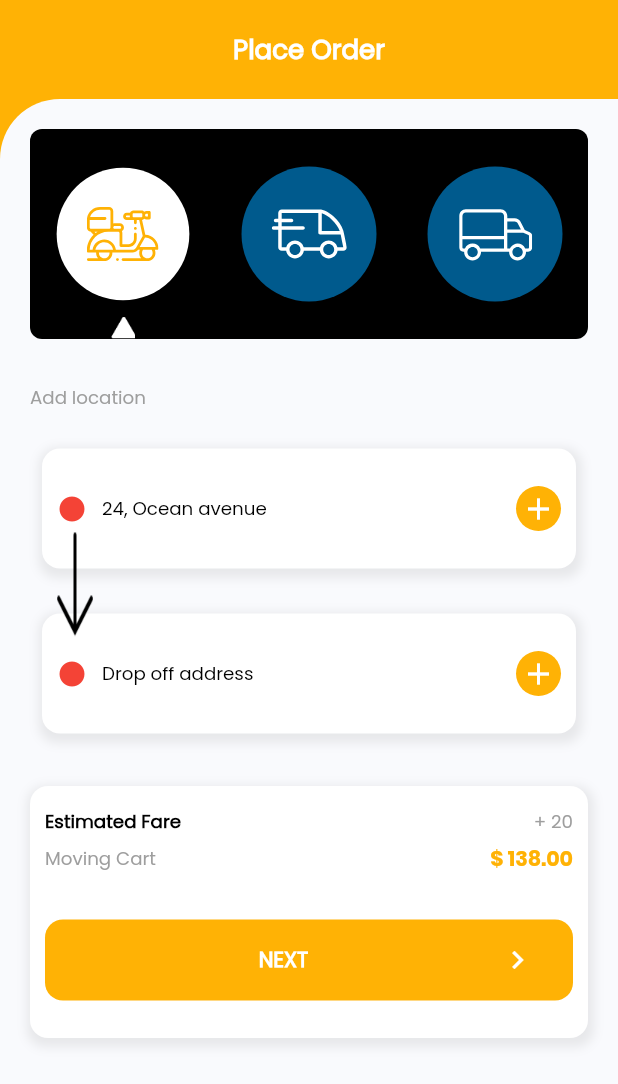
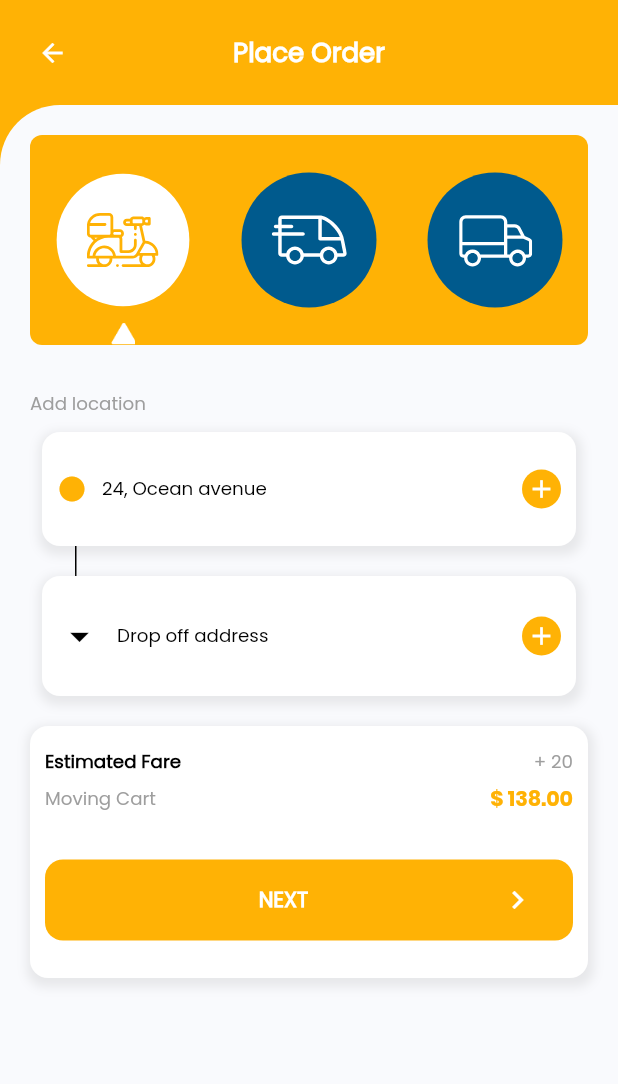
Before and after one commit to Sagar-KC-3082/couries_one, a Flutter app: the HomeScreen screen opened directly, after a tap on "Get Food Delivered", on a phone screen of 412 x 824 dp. Shown: the top 1084 px of the screen. Run offline on Flutter 3.47's test engine with Material 2 defaults, Android fonts, the phone set to English and light mode, and no system bars; our stand-ins replace flutter_svg, get, persistent_bottom_nav_bar.

Commit message:
few ui changes acc to client feedback!!!

```diff
--- a/lib/views/authentication/login.dart
+++ b/lib/views/authentication/login.dart
@@ -39,14 +39,13 @@ class _LoginScreenState extends State<LoginScreen> {
           child: Column(
             mainAxisSize: MainAxisSize.max,
             children: [
-              CustomAppBar(title: "CouriesOne",),
+              CustomAppBar(title: "CouriesOne",hideBackButton: true,),
               Expanded(
                 child: Container(
                   decoration: BoxDecoration(
                     color:AppColors.backgroundColor,
                     borderRadius: ContainerDecor.BorderRadius1
                   ),
-                  child: Padding(
                   padding:  AppConstants.screenPadding,
                   child: ListView(
                     shrinkWrap: true,
@@ -126,7 +125,6 @@ class _LoginScreenState extends State<LoginScreen> {
                     ],
                   ),
                 ),
-                ),
               )
             ],
           ),
--- a/lib/views/home/home_screen.dart
+++ b/lib/views/home/home_screen.dart
@@ -18,7 +18,7 @@ class HomeScreen extends StatelessWidget {
       body: SafeArea(
         child: Column(
           children: [
-            CustomAppBar(title: "CouriesOne",),
+            CustomAppBar(imageUrl: true,hideBackButton: true,),
             Expanded(
               child: Container(
                 decoration: BoxDecoration(
--- a/lib/views/home/restaurant/payment_success_view.dart
+++ b/lib/views/home/restaurant/payment_success_view.dart
@@ -2,6 +2,7 @@ import 'package:couries_one/configs/constants/app_constants.dart';
 import 'package:couries_one/configs/styles/app_colors.dart';
 import 'package:couries_one/configs/styles/app_decor.dart';
 import 'package:couries_one/configs/styles/custom_text_style.dart';
+import 'package:couries_one/views/home/parcel/order_details.dart';
 import 'package:couries_one/views/home/restaurant/place_order_view.dart';
 import 'package:couries_one/widgets/custom_app_bar.dart';
 import 'package:couries_one/widgets/custom_text_widget.dart';
@@ -42,7 +43,7 @@ class PaymentSuccessScreen extends StatelessWidget {
                         title: "Order Details",
                         borderRadius: BorderRadius.circular(15),
                         onTap: (){
-                          Navigator.push(context, MaterialPageRoute(builder:(context){return PlaceOrderScreenForRestaurant();}));
+                          Navigator.push(context, MaterialPageRoute(builder:(context){return OrderDetailsScreen();}));
                         },
                       ),
                     )
--- a/lib/views/home/restaurant/place_order_view.dart
+++ b/lib/views/home/restaurant/place_order_view.dart
@@ -116,7 +116,7 @@ class _LabelContainerState extends State<LabelContainer> {
   Widget build(BuildContext context) {
     return Container(
       decoration: BoxDecoration(
-        color:Colors.black,
+        color:AppColors.PrimaryColor,
         borderRadius: BorderRadius.circular(8),
       ),
       child: Row(
@@ -207,20 +207,22 @@ class _LabelContainerState extends State<LabelContainer> {
 class LocationStack extends StatelessWidget {
   @override
   Widget build(BuildContext context) {
-    return Stack(
-      children: [
-        Column(
+    return Column(
           children: [
-            CustomAddlocationWidget(location: '24, Ocean avenue',),
-            CustomAddlocationWidget(location: 'Drop off address',),
+            CustomInkWell(
+                onTap: (){Navigator.of(context).push(MaterialPageRoute(builder: (context) => SearchRestaurantScreen()));},
+                child: CustomAddlocationWidget(location: '24, Ocean avenue',)
+            ),
+            Align(
+                alignment: Alignment.centerLeft,
+                child: Container(height: 20,width: 1,color: Colors.black,margin: EdgeInsets.only(left:30),)
+            ),
+            CustomInkWell(
+                onTap: (){Navigator.of(context).push(MaterialPageRoute(builder: (context) => SearchRestaurantScreen()));},
+                child: CustomAddlocationWidget(location: 'Drop off address',icon: Icon(Icons.arrow_drop_down,color: Colors.black,size: 30,),)
+            ),
           ],
-        ),
-        Positioned(
-            left: 5,
-            top: 55,
-            child: Image.asset("assets/images/arrow3.png",height: 100,width: 50,fit: BoxFit.fill,))
-      ],
-    );
+        );
   }
 }
 
@@ -229,12 +231,13 @@ class LocationStack extends StatelessWidget {
 class CustomAddlocationWidget extends StatelessWidget {
 
   final String location;
-  CustomAddlocationWidget({this.location});
+  final Icon icon;
+  CustomAddlocationWidget({this.location,this.icon});
 
   @override
   Widget build(BuildContext context) {
     return   Container(
-      margin: EdgeInsets.symmetric(horizontal: 8,vertical:15),
+      margin: EdgeInsets.symmetric(horizontal: 8,vertical:0),
       decoration: BoxDecoration(
           color: Colors.white,
           borderRadius: BorderRadius.circular(12),
@@ -245,18 +248,13 @@ class CustomAddlocationWidget extends StatelessWidget {
       padding: EdgeInsets.symmetric(horizontal: 10,vertical: 25),
       child: Row(
         children: [
-          Icon(Icons.circle,color: Colors.red,size: 20,),
+          icon ?? Icon(Icons.circle,color: AppColors.PrimaryColor,size: 20,),
           SizedBox(width: 10,),
           Expanded(child:CustomTextWidget(location,style: CustomTextStyle.smallTextStyle1(),)),
-          CustomInkWell(
-            onTap: (){
-              Navigator.of(context).push(MaterialPageRoute(builder: (context) => SearchRestaurantScreen()));
-              },
-            child: Container(
-              decoration: BoxDecoration(shape: BoxShape.circle,color: AppColors.PrimaryColor),
-              padding: EdgeInsets.all(3),
-              child: Icon(Icons.add,color: Colors.white,),
-            ),
+          Container(
+            decoration: BoxDecoration(shape: BoxShape.circle,color: AppColors.PrimaryColor),
+            padding: EdgeInsets.all(3),
+            child: Icon(Icons.add,color: Colors.white,size: 20,),
           )
         ],
       ),
--- a/lib/widgets/custom_app_bar.dart
+++ b/lib/widgets/custom_app_bar.dart
@@ -1,19 +1,49 @@
 import 'package:couries_one/configs/styles/app_colors.dart';
 import 'package:couries_one/configs/styles/custom_text_style.dart';
+import 'package:couries_one/widgets/custom_inkwell.dart';
 import 'package:couries_one/widgets/custom_text_widget.dart';
 import 'package:flutter/material.dart';
 
 class CustomAppBar extends StatelessWidget {
 
   final String title;
-  CustomAppBar({this.title});
+  final bool hideBackButton;
+  final bool imageUrl;
+  CustomAppBar({this.title,this.hideBackButton,this.imageUrl});
 
   @override
   Widget build(BuildContext context) {
     return Container(
       color: AppColors.PrimaryColor,
-      padding: EdgeInsets.symmetric(vertical: 20),
-      child: Center(child: CustomTextWidget(title,style: CustomTextStyle.boldTextStyle(color: Colors.white)),),
+      padding: EdgeInsets.symmetric(vertical: 20,horizontal: 10),
+      child: Row(
+        children: [
+          hideBackButton == true?
+          Container(
+              padding: EdgeInsets.symmetric(vertical: 5),
+              width: 50,
+              child: Icon(Icons.arrow_back,color: AppColors.PrimaryColor,size: 20,)
+          ):
+          CustomInkWell(
+            onTap: (){
+              Navigator.pop(context);
+              },
+            child: Container(
+                padding: EdgeInsets.symmetric(vertical: 5),
+                width: 50,
+                child: Icon(Icons.arrow_back,color: Colors.white,size: 20,)
+            ),
+          ),
+
+
+          Spacer(),
+          imageUrl == true ?
+          Image.asset("assets/images/logo1.png",height: 30,width: 70,):
+          CustomTextWidget(title,style: CustomTextStyle.boldTextStyle(color: Colors.white)),
+          Spacer(),
+          Container(width: 50,)
+        ],
+      )
     );
   }
 }
```
Also changed, not shown: lib/views/authentication/otp_verification.dart (+15 -5 lines), lib/views/authentication/sign_up.dart (+21 -9 lines), lib/views/bottom_nav_bar.dart (+12 -3 lines), lib/views/home/parcel/order_details.dart (+9 -2 lines), lib/views/home/parcel/place_order_view.dart (+27 -25 lines), assets/images/arrow.png (added), assets/images/logo1.png (added). Lines whose indentation alone changed are shown as unchanged.
